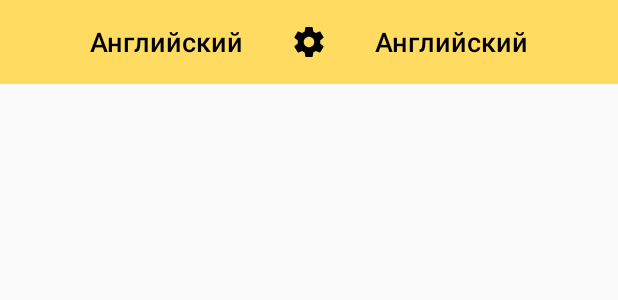
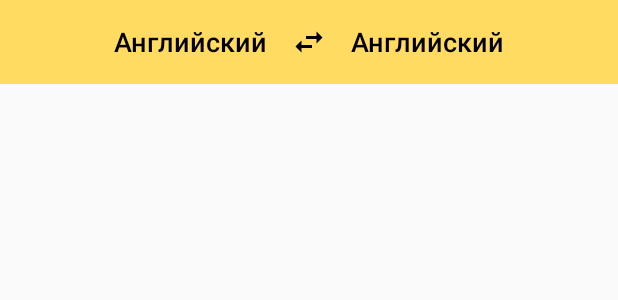
Before and after one commit to KolinLoures/TestYa, an Android app: the layout fragment_translator.xml on its own in the app's theme, with its tools: preview values and no code run, on a phone screen of 412 x 824 dp. Shown: the top 300 px of the screen. Run offline under Robolectric (Android 15) with nearby library versions, the phone set to English and light mode, and no system bars.

```diff
--- /dev/null
+++ b/app/src/main/res/drawable/ic_swap_horiz_black_24px.xml
@@ -0,0 +1,9 @@
+<vector xmlns:android="http://schemas.android.com/apk/res/android"
+        android:width="24dp"
+        android:height="24dp"
+        android:viewportWidth="24.0"
+        android:viewportHeight="24.0">
+    <path
+        android:pathData="M6.99,11L3,15l3.99,4v-3H14v-2H6.99v-3zM21,9l-3.99,-4v3H10v2h7.01v3L21,9z"
+        android:fillColor="#000000"/>
+</vector>
--- a/app/src/main/res/layout/fragment_translator.xml
+++ b/app/src/main/res/layout/fragment_translator.xml
@@ -8,15 +8,12 @@
     <FrameLayout
         android:layout_width="match_parent"
         android:layout_height="wrap_content">
-
         <include layout="@layout/main_toolbar" />
 
         <LinearLayout
             android:layout_width="wrap_content"
             android:layout_height="match_parent"
             android:layout_gravity="center"
-            android:paddingEnd="16dp"
-            android:paddingStart="16dp"
             android:weightSum="1">
 
             <Button
@@ -25,8 +22,6 @@
                 android:layout_height="match_parent"
                 android:layout_weight="0.4"
                 android:background="?attr/selectableItemBackground"
-                android:paddingEnd="16dp"
-                android:paddingStart="16dp"
                 android:text="Английский"
                 android:textAllCaps="false"
                 android:textAppearance="@android:style/TextAppearance.DeviceDefault.Medium"
@@ -36,19 +31,17 @@
                 android:layout_width="0dp"
                 android:layout_height="match_parent"
                 android:layout_weight="0.2"
+                android:paddingStart="16dp"
+                android:paddingEnd="16dp"
                 android:background="?attr/selectableItemBackground"
-                android:paddingEnd="16dp"
-                android:paddingStart="16dp"
-                android:src="@drawable/ic_settings_black_24dp"
+                android:src="@drawable/ic_swap_horiz_black_24px"
                 android:text="Английский" />
 
             <Button
                 android:layout_width="0dp"
                 android:layout_height="match_parent"
+                android:background="?attr/selectableItemBackground"
                 android:layout_weight="0.4"
-                android:background="?attr/selectableItemBackground"
-                android:paddingEnd="16dp"
-                android:paddingStart="16dp"
                 android:text="Английский"
                 android:textAllCaps="false"
                 android:textAppearance="@android:style/TextAppearance.DeviceDefault.Medium"
```
